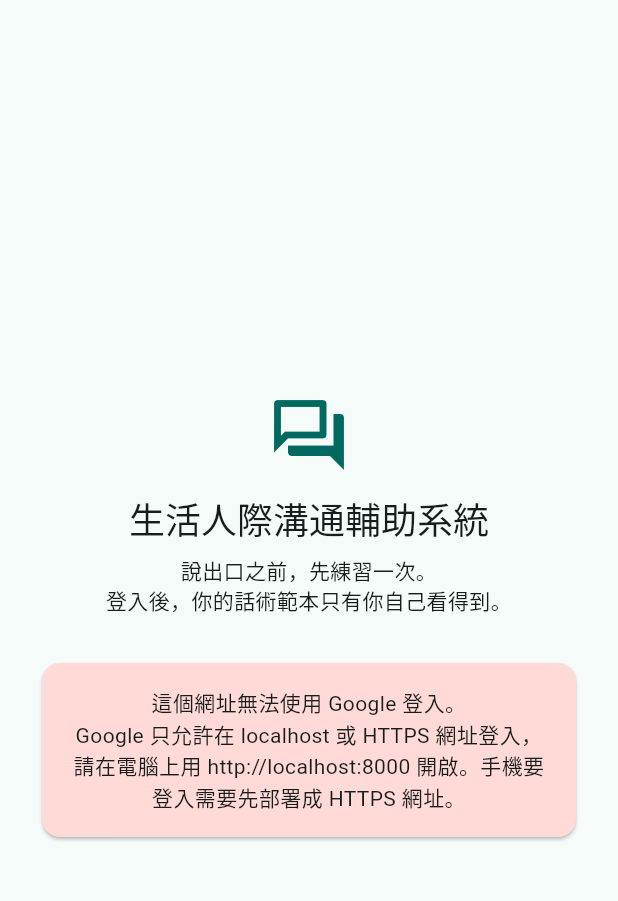
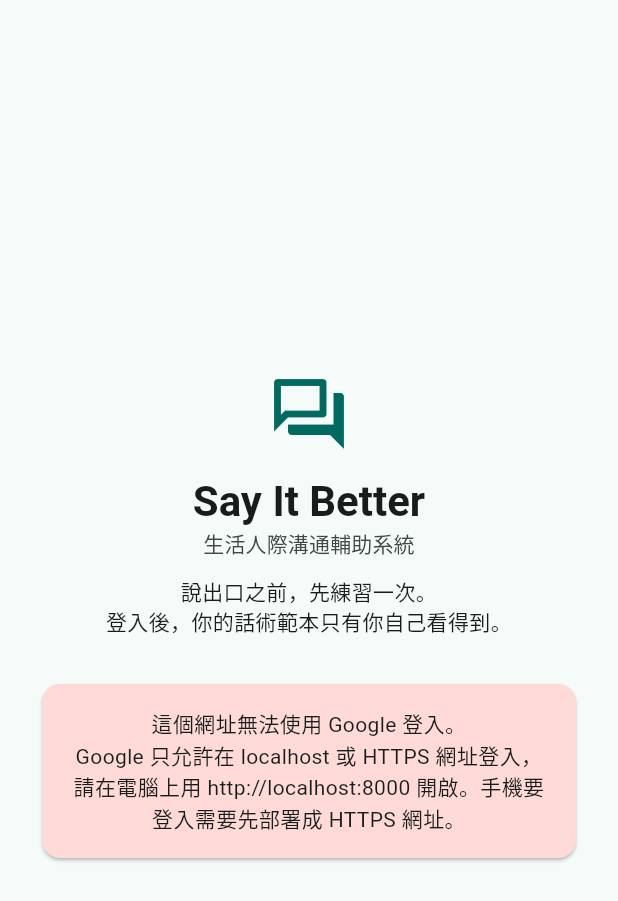
Before and after one commit to yongjchen0516/SayItBetter, a Flutter app: the LoginScreen screen opened directly, on a phone screen of 412 x 824 dp. Shown: the top 901 px of the screen. Run offline on Flutter 3.47's test engine with Material 3 defaults, Android fonts, the phone set to English and light mode, and no system bars; our stand-ins replace audioplayers, shared_preferences, speech_to_text, web; missing offline and left inert: dart:js_interop, dart:ui_web; accounts and stored records are empty.

Commit message:
網頁改名為 Say It Better（保留中文副標題「生活人際溝通輔助系統」）

```diff
--- a/mobile/lib/main.dart
+++ b/mobile/lib/main.dart
@@ -16,7 +16,7 @@ class CommApp extends StatelessWidget {
 
   @override
   Widget build(BuildContext context) => MaterialApp(
-        title: '生活人際溝通輔助系統',
+        title: 'Say It Better',
         debugShowCheckedModeBanner: false,
         theme: ThemeData(
           colorSchemeSeed: Colors.teal,
@@ -212,9 +212,15 @@ class LoginScreen extends StatelessWidget {
               children: [
                 Icon(Icons.forum_outlined, size: 56, color: theme.colorScheme.primary),
                 const SizedBox(height: 12),
+                Text('Say It Better',
+                    style: theme.textTheme.headlineMedium
+                        ?.copyWith(fontWeight: FontWeight.bold),
+                    textAlign: TextAlign.center),
                 Text('生活人際溝通輔助系統',
-                    style: theme.textTheme.headlineSmall, textAlign: TextAlign.center),
-                const SizedBox(height: 8),
+                    style: theme.textTheme.titleSmall
+                        ?.copyWith(color: theme.colorScheme.onSurfaceVariant),
+                    textAlign: TextAlign.center),
+                const SizedBox(height: 12),
                 Text('說出口之前，先練習一次。\n登入後，你的話術範本只有你自己看得到。',
                     style: theme.textTheme.bodyMedium, textAlign: TextAlign.center),
                 const SizedBox(height: 28),
--- a/mobile/pubspec.yaml
+++ b/mobile/pubspec.yaml
@@ -1,5 +1,5 @@
 name: comm_assistant
-description: 生活人際溝通輔助系統（Flutter 前端）
+description: Say It Better｜生活人際溝通輔助系統（Flutter 前端）
 publish_to: none
 version: 1.0.0+1
 
--- a/render.yaml
+++ b/render.yaml
@@ -2,7 +2,7 @@
 # 標示 sync: false 的變數是密鑰，Render 會在建立時請你填入，不會寫在程式碼裡。
 services:
   - type: web
-    name: comm-assistant
+    name: say-it-better   # 網址會是 https://say-it-better.onrender.com（被用走時 Render 會自動加後綴）
     runtime: python
     plan: free
     region: singapore
```
Also changed, not shown: 9 other files.
